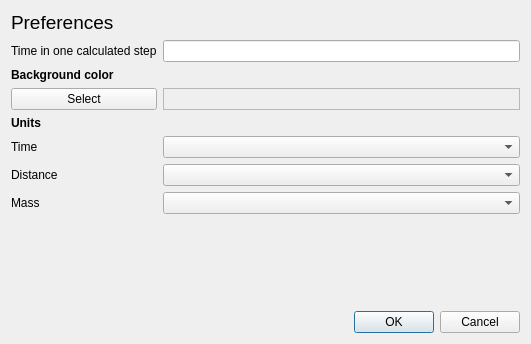
This is temp/preferences.ui in mtpajula/MySolarSystem as Qt 5 draws it before an edit. The edited form follows.
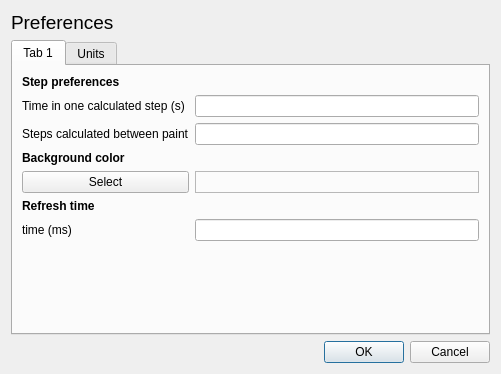
This is the edited form.

Patch:
```diff
--- a/temp/preferences.ui
+++ b/temp/preferences.ui
@@ -6,8 +6,8 @@
    <rect>
     <x>0</x>
     <y>0</y>
-    <width>531</width>
-    <height>344</height>
+    <width>501</width>
+    <height>374</height>
    </rect>
   </property>
   <property name="windowTitle">
@@ -27,18 +27,28 @@
     </widget>
    </item>
    <item>
+    <widget class="QTabWidget" name="tabWidget">
+     <property name="currentIndex">
+      <number>0</number>
+     </property>
+     <widget class="QWidget" name="tab">
+      <attribute name="title">
+       <string>Tab 1</string>
+      </attribute>
+      <layout class="QVBoxLayout" name="verticalLayout_2">
+       <item>
     <layout class="QGridLayout" name="gridLayout">
-     <item row="0" column="0">
+         <item row="1" column="0">
       <widget class="QLabel" name="label_2">
        <property name="text">
-        <string>Time in one calculated step</string>
+            <string>Time in one calculated step (s)</string>
        </property>
       </widget>
      </item>
-     <item row="0" column="1">
+         <item row="1" column="1">
       <widget class="QLineEdit" name="lineEdit"/>
      </item>
-     <item row="1" column="0">
+         <item row="3" column="0">
       <widget class="QLabel" name="label_3">
        <property name="font">
         <font>
@@ -51,14 +61,14 @@
        </property>
       </widget>
      </item>
-     <item row="2" column="0">
+         <item row="4" column="0">
       <widget class="QPushButton" name="pushButton">
        <property name="text">
         <string>Select</string>
        </property>
       </widget>
      </item>
-     <item row="2" column="1">
+         <item row="4" column="1">
       <widget class="QFrame" name="frame">
        <property name="frameShape">
         <enum>QFrame::StyledPanel</enum>
@@ -81,8 +91,8 @@
        </property>
       </spacer>
      </item>
-     <item row="3" column="0">
-      <widget class="QLabel" name="label_4">
+         <item row="5" column="0">
+          <widget class="QLabel" name="label_10">
        <property name="font">
         <font>
          <weight>75</weight>
@@ -90,41 +100,124 @@
         </font>
        </property>
        <property name="text">
+            <string>Refresh time</string>
+           </property>
+          </widget>
+         </item>
+         <item row="6" column="0">
+          <widget class="QLabel" name="label_11">
+           <property name="text">
+            <string>time (ms)</string>
+           </property>
+          </widget>
+         </item>
+         <item row="6" column="1">
+          <widget class="QLineEdit" name="lineEdit_2"/>
+         </item>
+         <item row="2" column="0">
+          <widget class="QLabel" name="label_12">
+           <property name="text">
+            <string>Steps calculated between paint</string>
+           </property>
+          </widget>
+         </item>
+         <item row="2" column="1">
+          <widget class="QLineEdit" name="lineEdit_3"/>
+         </item>
+         <item row="0" column="0">
+          <widget class="QLabel" name="label_13">
+           <property name="font">
+            <font>
+             <weight>75</weight>
+             <bold>true</bold>
+            </font>
+           </property>
+           <property name="text">
+            <string>Step preferences</string>
+           </property>
+          </widget>
+         </item>
+        </layout>
+       </item>
+      </layout>
+      <zorder>label_5</zorder>
+      <zorder></zorder>
+     </widget>
+     <widget class="QWidget" name="tab_2">
+      <attribute name="title">
         <string>Units</string>
-       </property>
-      </widget>
-     </item>
-     <item row="4" column="0">
+      </attribute>
+      <layout class="QVBoxLayout" name="verticalLayout_3">
+       <item>
+        <layout class="QGridLayout" name="gridLayout_2">
+         <item row="0" column="0">
       <widget class="QLabel" name="label_5">
        <property name="text">
         <string>Time</string>
        </property>
       </widget>
      </item>
-     <item row="5" column="0">
+         <item row="0" column="1">
+          <widget class="QComboBox" name="comboBox"/>
+         </item>
+         <item row="1" column="0">
       <widget class="QLabel" name="label_6">
        <property name="text">
         <string>Distance</string>
        </property>
       </widget>
      </item>
-     <item row="6" column="0">
+         <item row="2" column="0">
       <widget class="QLabel" name="label_7">
        <property name="text">
         <string>Mass</string>
        </property>
       </widget>
      </item>
-     <item row="4" column="1">
-      <widget class="QComboBox" name="comboBox"/>
-     </item>
-     <item row="5" column="1">
+         <item row="3" column="0">
+          <widget class="QLabel" name="label_8">
+           <property name="text">
+            <string>Speed</string>
+           </property>
+          </widget>
+         </item>
+         <item row="4" column="0">
+          <widget class="QLabel" name="label_9">
+           <property name="text">
+            <string>Force</string>
+           </property>
+          </widget>
+         </item>
+         <item row="1" column="1">
       <widget class="QComboBox" name="comboBox_2"/>
      </item>
-     <item row="6" column="1">
+         <item row="2" column="1">
       <widget class="QComboBox" name="comboBox_3"/>
      </item>
-    </layout>
+         <item row="3" column="1">
+          <widget class="QComboBox" name="comboBox_4"/>
+         </item>
+         <item row="4" column="1">
+          <widget class="QComboBox" name="comboBox_5"/>
+         </item>
+         <item row="5" column="0">
+          <spacer name="verticalSpacer_2">
+           <property name="orientation">
+            <enum>Qt::Vertical</enum>
+           </property>
+           <property name="sizeHint" stdset="0">
+            <size>
+             <width>20</width>
+             <height>40</height>
+            </size>
+           </property>
+          </spacer>
+         </item>
+        </layout>
+       </item>
+      </layout>
+     </widget>
+    </widget>
    </item>
    <item>
     <widget class="QDialogButtonBox" name="buttonBox">
```
Lines whose indentation alone changed are shown as unchanged.
